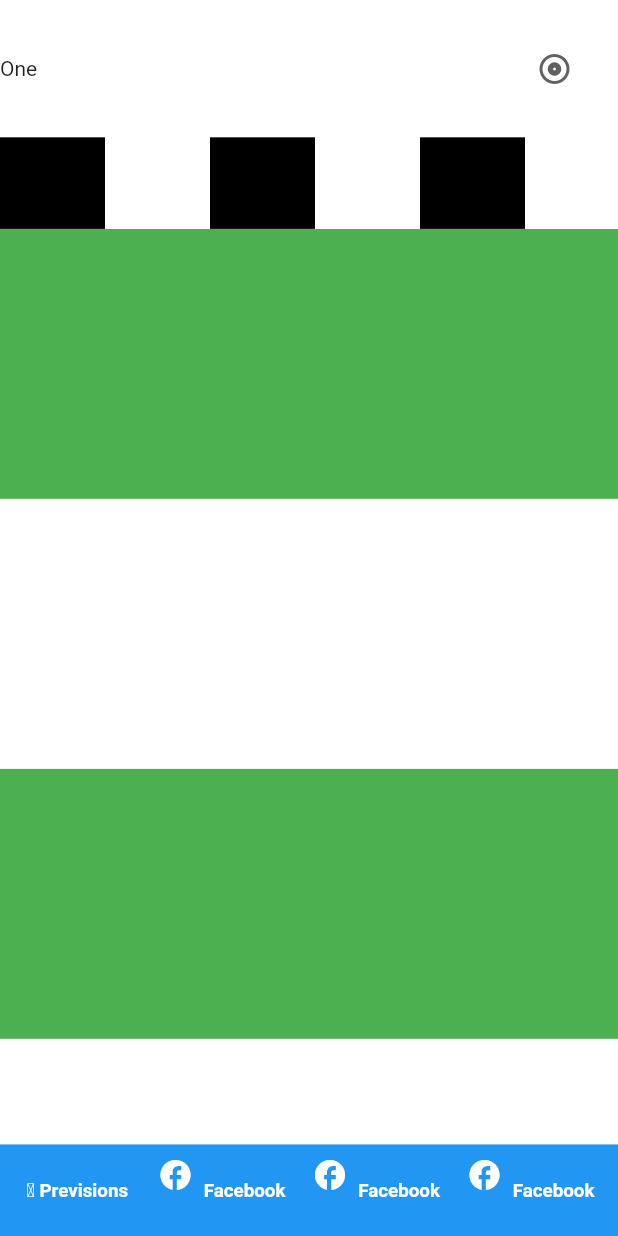
After one commit to ismail-bouaziz/FisheGuide, a Flutter app: the HomePage screen opened directly, on a phone screen of 412 x 824 dp. The commit adds this screen. Run offline on Flutter 3.47's test engine with Material 2 defaults, Android fonts, the phone set to English and light mode, and no system bars; our stand-ins replace video_player; missing offline and left inert: flutter_facebook_auth.

Commit message:
Add Facebook Authentication Add HomePage Fix LoginPage

```diff
--- a/lib/MyHomePage.dart
+++ /dev/null
@@ -1,75 +0,0 @@
-import 'package:flutter/material.dart';
-
-class MyHomePage extends StatefulWidget {
-  const MyHomePage({Key? key, required this.title}) : super(key: key);
-
-
-
-  final String title;
-
-  @override
-  State<MyHomePage> createState() => _MyHomePageState();
-}
-
-class _MyHomePageState extends State<MyHomePage> {
-  int _counter = 0;
-
-  void _incrementCounter() {
-    setState(() {
-
-      _counter++;
-    });
-  }
-
-  @override
-  Widget build(BuildContext context) {
-    // This method is rerun every time setState is called, for instance as done
-    // by the _incrementCounter method above.
-    //
-    // The Flutter framework has been optimized to make rerunning build methods
-    // fast, so that you can just rebuild anything that needs updating rather
-    // than having to individually change instances of widgets.
-    return Scaffold(
-      appBar: AppBar(
-        // Here we take the value from the MyHomePage object that was created by
-        // the App.build method, and use it to set our appbar title.
-        title: Text(widget.title),
-      ),
-      body: Center(
-        // Center is a layout widget. It takes a single child and positions it
-        // in the middle of the parent.
-        child: Column(
-          // Column is also a layout widget. It takes a list of children and
-          // arranges them vertically. By default, it sizes itself to fit its
-          // children horizontally, and tries to be as tall as its parent.
-          //
-          // Invoke "debug painting" (press "p" in the console, choose the
-          // "Toggle Debug Paint" action from the Flutter Inspector in Android
-          // Studio, or the "Toggle Debug Paint" command in Visual Studio Code)
-          // to see the wireframe for each widget.
-          //
-          // Column has various properties to control how it sizes itself and
-          // how it positions its children. Here we use mainAxisAlignment to
-          // center the children vertically; the main axis here is the vertical
-          // axis because Columns are vertical (the cross axis would be
-          // horizontal).
-          mainAxisAlignment: MainAxisAlignment.center,
-          children: <Widget>[
-            const Text(
-              'You have pushed the button this many times:',
-            ),
-            Text(
-              '$_counter',
-              style: Theme.of(context).textTheme.headline4,
-            ),
-          ],
-        ),
-      ),
-      floatingActionButton: FloatingActionButton(
-        onPressed: _incrementCounter,
-        tooltip: 'Increment',
-        child: const Icon(Icons.add),
-      ), // This trailing comma makes auto-formatting nicer for build methods.
-    );
-  }
-}
--- /dev/null
+++ b/lib/home_page.dart
@@ -0,0 +1,317 @@
+import 'package:flutter/material.dart';
+
+class HomePage extends StatefulWidget {
+  @override
+  HomePageState createState() => HomePageState();
+}
+
+class HomePageState extends State<HomePage> {
+
+  String dropdownValue = 'One';
+
+  Widget build(BuildContext context) {
+    return Scaffold(
+      body: Container(
+        child: Column(
+          children: [
+            Expanded(
+              flex: 5,
+              child:
+              Container(
+                child: Column(
+                  children: [
+                    Expanded(
+                        flex: 3,
+                        child:Container(
+                            color: Colors.white,
+                            child:
+                            Row(/*Ham*/
+                              children: [
+                                Expanded(
+                                    flex:4,
+                                    child: Text("$dropdownValue"
+                                    )),
+                                Expanded(
+                                    flex: 1,
+                                    child: Container(
+                                      child: DropdownButton<String>(
+                                        icon: const Icon(Icons.album_outlined),
+                                        iconSize: 24,
+                                        elevation: 16,
+                                        style: const TextStyle(color: Colors.black,),
+                                        underline: Container(
+                                          height: 0,
+                                          color: Colors.deepPurpleAccent,
+                                        ),
+                                        onChanged: (String? newValue) {
+                                          setState(() {
+                                            dropdownValue = newValue!;
+                                          });
+                                        },
+                                        items: <String>['One', 'Two', 'Free', 'Four']
+                                            .map<DropdownMenuItem<String>>((String value) {
+                                          return DropdownMenuItem<String>(
+                                            value: value,
+                                            child: Text(value),
+                                          );
+                                        }).toList(),
+                                      ),
+                                    ))
+                              ],
+                            ))),
+                    Expanded(
+                        flex: 2,
+                        child: SingleChildScrollView(scrollDirection: Axis.horizontal,
+                          child: Row(/*Date*/
+                            children: [
+                              Container(
+                                width: 70,
+                                color: Colors.black,),
+                              Container(
+                                width: 70,
+                                color: Colors.white,),
+                              Container(
+                                width: 70,
+                                color: Colors.black,),
+                              Container(
+                                width: 70,
+                                color: Colors.white,),
+                              Container(
+                                width: 70,
+                                color: Colors.black,),
+                              Container(
+                                width: 70,
+                                color: Colors.white,),
+                              Container(
+                                width: 70,
+                                color: Colors.black,),
+                              Container(
+                                width: 70,
+                                color: Colors.white,),
+                              Container(
+                                width: 70,
+                                color: Colors.black,),
+                              Container(
+                                width: 70,
+                                color: Colors.white,),
+                              Container(
+                                width: 70,
+                                color: Colors.black,),
+                              Container(
+                                width: 70,
+                                color: Colors.white,),
+                              Container(
+                                width: 70,
+                                color: Colors.black,),
+                              Container(
+                                width: 70,
+                                color: Colors.white,),
+                              Container(
+                                width: 70,
+                                color: Colors.black,),
+                              Container(
+                                width: 70,
+                                color: Colors.white,),
+                            ],
+                          ),
+                        )
+                    ),
+                  ],
+                ),
+              ),
+            ),
+            Expanded(
+              flex: 20,
+              child:
+              Container(
+                child: SingleChildScrollView(
+                  scrollDirection: Axis.vertical,
+                  child: Column(
+                    children: [
+                      Container(
+                        width: double.infinity,
+                        height: 180,
+                        color: Colors.green,
+                        child: Column(
+                          children: [
+                            Row(/*meteo*/),
+                            Row(
+                              children: [
+                                /*icon*/
+                                Column(
+                                  children: [
+                                    Row(/*Data*/),
+                                    Row(/*Data*/),
+                                  ],
+                                )
+                              ],
+                            )
+                          ],
+                        ),
+                      ),
+                      Container(
+                        width: double.infinity,
+                        height: 180,
+                        color: Colors.white,
+                        child: Column(
+                          children: [
+                            Row(/*soliel*/),
+                            Row(
+                              children: [
+                                /*icon*/
+                                /*icon*/
+                                Column(/*text*/)
+                              ],
+                            ),
+                            Row(/*data*/),
+                            Row(/*data*/),
+                          ],
+                        ),
+                      ),
+                      Container(
+                        width: double.infinity,
+                        height: 180,
+                        color: Colors.green,/*marees*/),
+                      Container(
+                        width: double.infinity,
+                        height: 180,
+                        color: Colors.white,/*marees*/),
+                    ],
+                  ),
+                ),
+              ),
+            ),
+            Expanded(
+              flex: 2,
+              child:
+              Container(
+                color: Colors.blue,
+                child: Row(
+                  children: [//button  menu
+                    Expanded(child: Column(
+                      children: [
+                        /* Expanded(
+                            flex: 1,
+                            child: IconButton(alignment: Alignment.center ,
+                                icon: Icon(Icons.watch),
+                                onPressed: () {
+                                  print("Previsions");
+                                }),
+                          ),*/
+                        Expanded(
+                          flex: 1,
+                          child: TextButton(
+                            onPressed: () {
+                              print("\u{2795} Previsions ");
+                            },
+                            child: Text(
+                              "\u{2795} Previsions",
+                              style: TextStyle(
+                                  color: Colors.white,
+                                  fontSize: 12.5,
+                                  fontWeight: FontWeight.bold),
+                            ),
+                          ),
+                        )
+                      ],)
+                    ),
+                    Expanded(child: Row(
+                      children: [
+                        Expanded(
+                          flex: 1,
+                          child: IconButton(
+                              padding: EdgeInsets.all(2),
+                              alignment: Alignment.topCenter,
+                              color: Colors.white,
+                              icon: Icon(Icons.facebook),
+                              onPressed: () {
+                                print("Sign Up with Facebook");
+                              }),
+                        ),
+                        Expanded(
+                          flex: 5,
+                          child: TextButton(
+                            onPressed: () {
+                              print("Sign Up with Facebook");
+                            },
+                            child: Text(
+                              "Facebook",
+                              style: TextStyle(
+                                  color: Colors.white,
+                                  fontSize: 12.5,
+                                  fontWeight: FontWeight.bold),
+                            ),
+                          ),
+                        )
+                      ],)
+                    ),
+                    Expanded(child: Row(
+                      children: [
+                        Expanded(
+                          flex: 1,
+                          child: IconButton(
+                              padding: EdgeInsets.all(2),
+                              alignment: Alignment.topCenter,
+                              color: Colors.white,
+                              icon: Icon(Icons.facebook),
+                              onPressed: () {
+                                print("Sign Up with Facebook");
+                              }),
+                        ),
+                        Expanded(
+                          flex: 5,
+                          child: TextButton(
+                            onPressed: () {
+                              print("Sign Up with Facebook");
+                            },
+                            child: Text(
+                              "Facebook",
+                              style: TextStyle(
+                                  color: Colors.white,
+                                  fontSize: 12.5,
+                                  fontWeight: FontWeight.bold),
+                            ),
+                          ),
+                        )
+                      ],)
+                    ),
+                    Expanded(child: Row(
+                      children: [
+                        Expanded(
+                          flex: 1,
+                          child: IconButton(
+                              padding: EdgeInsets.all(2),
+                              alignment: Alignment.topCenter,
+                              color: Colors.white,
+                              icon: Icon(Icons.facebook),
+                              onPressed: () {
+                                print("Sign Up with Facebook");
+                              }),
+                        ),
+                        Expanded(
+                          flex: 5,
+                          child: TextButton(
+                            onPressed: () {
+                              print("Sign Up with Facebook");
+                            },
+                            child: Text(
+                              "Facebook",
+                              style: TextStyle(
+                                  color: Colors.white,
+                                  fontSize: 12.5,
+                                  fontWeight: FontWeight.bold),
+                            ),
+                          ),
+                        )
+                      ],)
+                    ),
+                  ],
+                ),
+              ),
+            )
+          ],
+        ),
+      ),
+    );
+  }
+}
--- a/lib/LoginPage.dart
+++ b/lib/login_page.dart
@@ -1,6 +1,14 @@
+import 'package:fish/home_page.dart';
 import 'package:flutter/material.dart';
+import 'package:flutter_facebook_auth/flutter_facebook_auth.dart';
+class LoginPage extends StatefulWidget {
+  @override
+  LoginPageState createState() => LoginPageState();
+}
 
-class LoginPage extends StatelessWidget {
+class LoginPageState extends State<LoginPage> {
+  Map? _userData;
+
   @override
   Widget build(BuildContext context) {
     return MaterialApp(
@@ -43,15 +51,49 @@ class LoginPage extends StatelessWidget {
                                     alignment: Alignment.center,
                                     color: Colors.white,
                                     icon: Icon(Icons.facebook),
-                                    onPressed: () {
-                                      print("Sign Up with Facebook");
+                                    onPressed: () async {
+
+                                      final result = await FacebookAuth.i.login(
+                                          permissions: ["public_profile", "email"]
+                                      );
+
+                                      if (result.status == LoginStatus.success) {
+
+                                        final userData = await FacebookAuth.i.getUserData(
+                                          fields: "email,name",
+                                        );
+
+                                        setState(() {
+                                          _userData = userData;
+                                          _navigateToHome();
+                                        });
+
+                                      }
+
                                     }),
                               ),
                               Expanded(
                                 flex: 5,
                                 child: TextButton(
-                                  onPressed: () {
-                                    print("Sign Up with Facebook");
+                                  onPressed: () async {
+
+                                    final result = await FacebookAuth.i.login(
+                                        permissions: ["public_profile", "email"]
+                                    );
+
+                                    if (result.status == LoginStatus.success) {
+
+                                      final userData = await FacebookAuth.i.getUserData(
+                                        fields: "email,name",
+                                      );
+
+                                      setState(() {
+                                        _userData = userData;
+                                        _navigateToHome();
+                                      });
+
+                                    }
+
                                   },
                                   child: Text(
                                     "Facebook",
@@ -134,4 +176,8 @@ class LoginPage extends StatelessWidget {
       ),
     );
   }
+  _navigateToHome()async{
+    await Future.delayed(Duration(milliseconds: 7000), (){});
+    Navigator.pushReplacement(context, MaterialPageRoute(builder: (context) => HomePage()));
+  }
 }
--- a/lib/splash.dart
+++ b/lib/splash.dart
@@ -1,7 +1,7 @@
 import 'package:flutter/material.dart';
 import 'package:video_player/video_player.dart';
 
-import 'LoginPage.dart';
+import 'login_page.dart';
 class Splash extends StatefulWidget {
   const Splash({ Key? key }) : super(key: key);
 
@@ -18,11 +18,11 @@ class _SplashState extends State<Splash> {
       setState(() {});
     });
     controller.play();
-    _navigateToHome();
+    _navigateToLoginPage();
   }
 
 
-  _navigateToHome()async{
+  _navigateToLoginPage()async{
     await Future.delayed(Duration(milliseconds: 7000), (){});
     Navigator.pushReplacement(context, MaterialPageRoute(builder: (context) => LoginPage()));
   }
--- a/pubspec.yaml
+++ b/pubspec.yaml
@@ -35,6 +35,7 @@ dependencies:
   # The following adds the Cupertino Icons font to your application.
   # Use with the CupertinoIcons class for iOS style icons.
   cupertino_icons: ^1.0.2
+  flutter_facebook_auth: ^3.5.6
 
 dev_dependencies:
   flutter_test:
```
Also changed, not shown: pubspec.lock, 4 other files.
